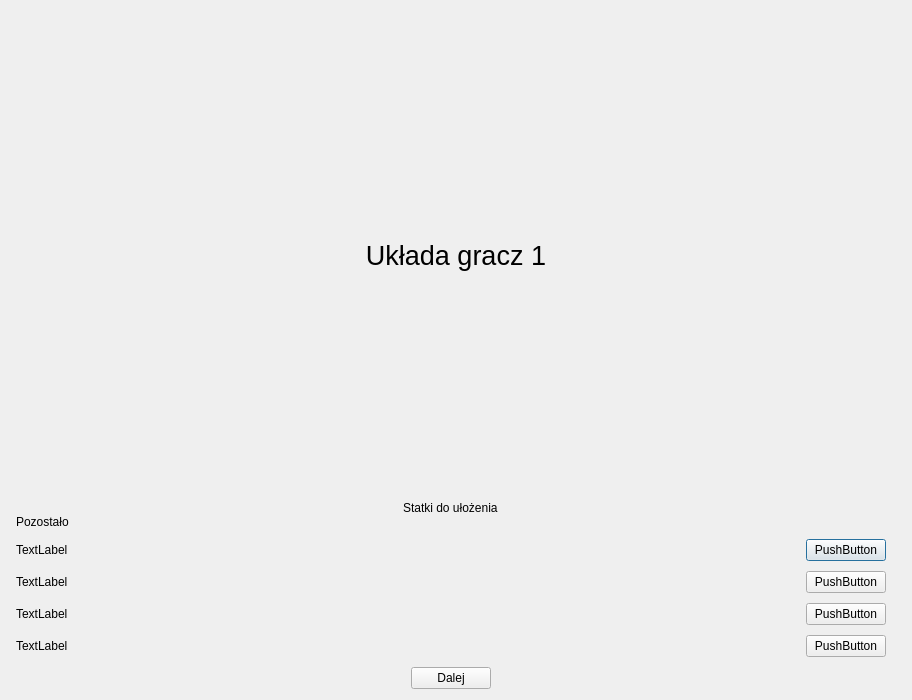
The window that placeshipswindow.ui (zfurtak/ship_battle) describes before a commit, drawn with Qt 5.
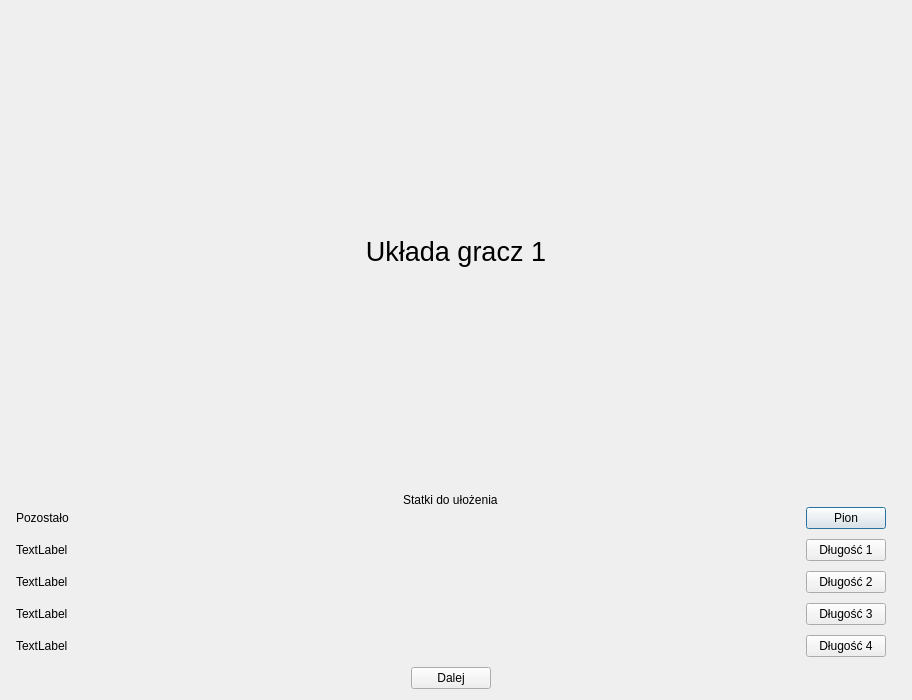
The same window after the commit.

```diff
--- a/placeshipswindow.ui
+++ b/placeshipswindow.ui
@@ -71,12 +71,23 @@
            <item>
             <layout class="QVBoxLayout" name="verticalLayout_6">
              <item>
+              <layout class="QHBoxLayout" name="horizontalLayout_7">
+               <item>
               <widget class="QLabel" name="label_3">
                <property name="text">
                 <string>Pozostało</string>
                </property>
               </widget>
              </item>
+               <item alignment="Qt::AlignRight">
+                <widget class="QPushButton" name="change_orientation">
+                 <property name="text">
+                  <string>Pion</string>
+                 </property>
+                </widget>
+               </item>
+              </layout>
+             </item>
              <item>
               <layout class="QHBoxLayout" name="horizontalLayout_3">
                <property name="topMargin">
@@ -95,7 +106,7 @@
                <item alignment="Qt::AlignRight">
                 <widget class="QPushButton" name="pushButton">
                  <property name="text">
-                  <string>PushButton</string>
+                  <string>Długość 1</string>
                  </property>
                 </widget>
                </item>
@@ -119,7 +130,7 @@
                <item alignment="Qt::AlignRight">
                 <widget class="QPushButton" name="pushButton_2">
                  <property name="text">
-                  <string>PushButton</string>
+                  <string>Długość 2</string>
                  </property>
                 </widget>
                </item>
@@ -143,7 +154,7 @@
                <item alignment="Qt::AlignRight">
                 <widget class="QPushButton" name="pushButton_3">
                  <property name="text">
-                  <string>PushButton</string>
+                  <string>Długość 3</string>
                  </property>
                 </widget>
                </item>
@@ -170,7 +181,7 @@
                <item alignment="Qt::AlignRight">
                 <widget class="QPushButton" name="pushButton_4">
                  <property name="text">
-                  <string>PushButton</string>
+                  <string>Długość 4</string>
                  </property>
                 </widget>
                </item>
```
Left out of the diff: 16 changed lines with no effect on the pictures. Lines whose indentation alone changed are shown as unchanged.
